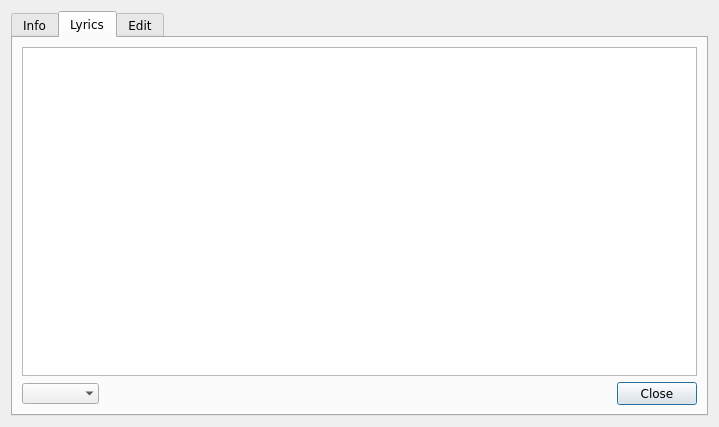
Old version of the form branches/sayonara-626/src/GUI/InfoDialog/GUI_InfoDialog.ui in the repository shahid334/sayonara-player.
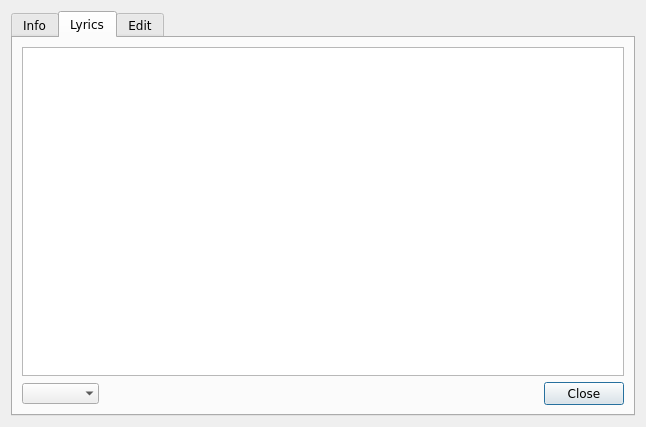
New version of the form. The open tabs and pages were chosen to show the change.

Diff of the .ui file:
```diff
--- a/branches/sayonara-626/src/GUI/InfoDialog/GUI_InfoDialog.ui
+++ b/branches/sayonara-626/src/GUI/InfoDialog/GUI_InfoDialog.ui
@@ -6,7 +6,7 @@
    <rect>
     <x>0</x>
     <y>0</y>
-    <width>719</width>
+    <width>646</width>
     <height>427</height>
    </rect>
   </property>
@@ -283,6 +283,11 @@
            <height>0</height>
           </size>
          </property>
+         <property name="font">
+          <font>
+           <family>DejaVu Sans</family>
+          </font>
+         </property>
          <property name="horizontalScrollBarPolicy">
           <enum>Qt::ScrollBarAlwaysOff</enum>
          </property>
@@ -290,6 +295,11 @@
        </item>
        <item row="2" column="2">
         <widget class="QPushButton" name="btn_close">
+         <property name="font">
+          <font>
+           <family>DejaVu Sans</family>
+          </font>
+         </property>
          <property name="text">
           <string>Close</string>
          </property>
@@ -297,6 +307,11 @@
        </item>
        <item row="2" column="1">
         <spacer name="horizontalSpacer">
+         <property name="font">
+          <font>
+           <family>DejaVu Sans</family>
+          </font>
+         </property>
          <property name="orientation">
           <enum>Qt::Horizontal</enum>
          </property>
```
Left out of the diff: 7 changed lines with no effect on the pictures.
